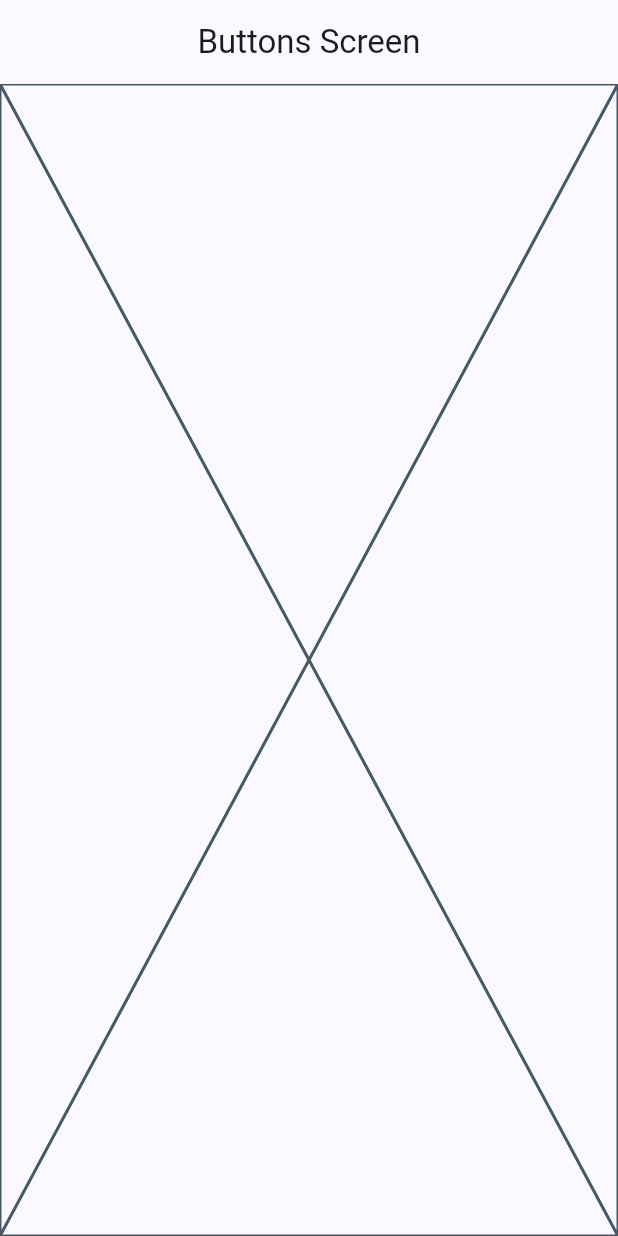
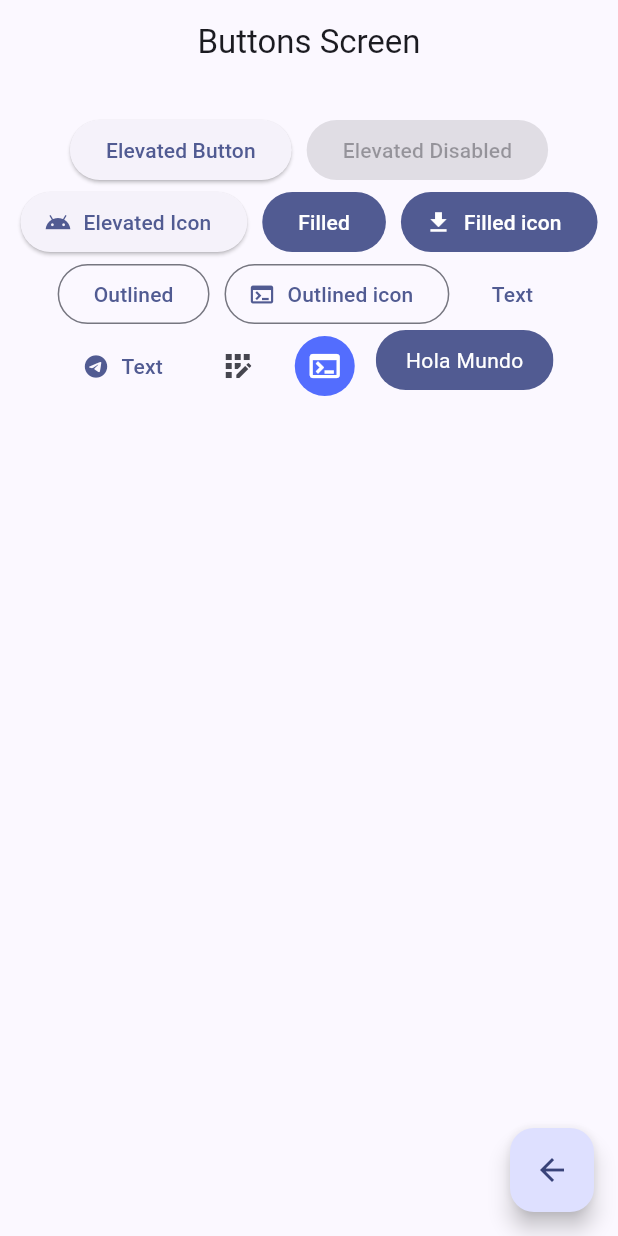
Before and after one commit to mattiasdu944/Material-Widgets, a Flutter app: the ButtonScreen screen opened by its route, on a phone screen of 412 x 824 dp. Run offline on Flutter 3.47's test engine with Material 2 defaults, Android fonts, the phone set to English and light mode, and no system bars; our stand-ins replace go_router.

Commit message:
Buttons screen

```diff
--- a/lib/presentation/screens/buttons/buttons_screen.dart
+++ b/lib/presentation/screens/buttons/buttons_screen.dart
@@ -1,20 +1,103 @@
 import 'package:flutter/material.dart';
+import 'package:go_router/go_router.dart';
 
 class ButtonScreen extends StatelessWidget {
   static const name = 'buttons_screen';
-
 
   const ButtonScreen({super.key});
 
   @override
   Widget build(BuildContext context) {
-
-
     return Scaffold(
       appBar: AppBar(
         title: const Text('Buttons Screen'),
       ),
-      body: const Placeholder(),
+      body: const _ButtonsView(),
+      floatingActionButton: FloatingActionButton(
+        onPressed: () {
+          context.pop();
+        },
+        child: const Icon(Icons.arrow_back),
+      ),
     );
   }
 }
+
+class _ButtonsView extends StatelessWidget {
+  const _ButtonsView();
+
+  @override
+  Widget build(BuildContext context) {
+    return SizedBox(
+      width: double.infinity,
+      child: Padding(
+        padding: const EdgeInsets.symmetric(horizontal: 10, vertical: 20),
+        child: Wrap(
+          spacing: 10,
+          alignment: WrapAlignment.center,
+          children: [
+            ElevatedButton(
+                onPressed: () {}, child: const Text('Elevated Button')),
+            const ElevatedButton(
+                onPressed: null, child: Text('Elevated Disabled')),
+            ElevatedButton.icon(
+                onPressed: () {},
+                icon: const Icon(Icons.android),
+                label: const Text('Elevated Icon')),
+            FilledButton(onPressed: () {}, child: const Text('Filled')),
+            FilledButton.icon(
+                onPressed: () {},
+                icon: const Icon(Icons.file_download),
+                label: const Text('Filled icon')),
+            OutlinedButton(onPressed: () {}, child: const Text('Outlined')),
+            OutlinedButton.icon(
+                onPressed: () {},
+                icon: const Icon(Icons.terminal),
+                label: const Text('Outlined icon')),
+            TextButton(onPressed: () {}, child: const Text('Text')),
+            TextButton.icon(
+                onPressed: () {},
+                icon: const Icon(Icons.telegram),
+                label: const Text('Text')),
+            IconButton(
+                onPressed: () {},
+                icon: const Icon(Icons.app_registration_outlined)),
+            IconButton(
+              onPressed: () {},
+              icon: const Icon(Icons.terminal_outlined),
+              style: const ButtonStyle(
+                  backgroundColor:
+                      MaterialStatePropertyAll(Colors.indigoAccent),
+                  iconColor: MaterialStatePropertyAll(Colors.white)),
+            ),
+            const CustomButton(),
+          ],
+        ),
+      ),
+    );
+  }
+}
+
+class CustomButton extends StatelessWidget {
+  const CustomButton({super.key});
+
+  @override
+  Widget build(BuildContext context) {
+    final colors = Theme.of(context).colorScheme;
+
+
+    return ClipRRect(
+      borderRadius: BorderRadius.circular(20),
+      child: Material(
+        color: colors.primary,
+        child: InkWell(
+          onTap: (){},
+          child: const Padding(
+            padding: EdgeInsets.symmetric(horizontal: 20, vertical: 10),
+            child: Text('Hola Mundo', style: TextStyle(color: Colors.white),)
+          ),
+        )
+      ),
+    );
+  }
+}
```
